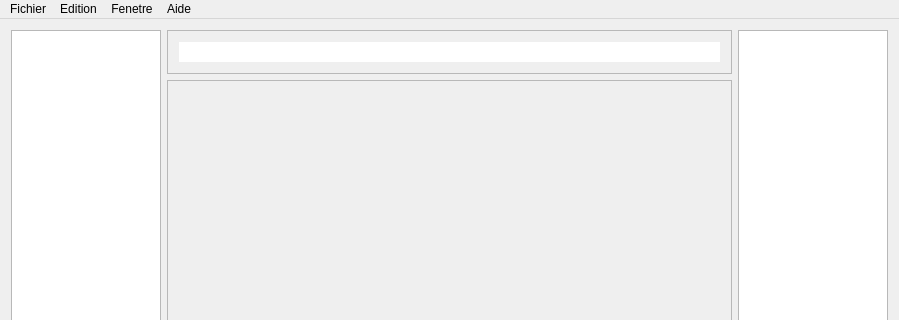
Old version of the form clientLourd/src/gui/mainframe.ui in the repository Phoenix63/IRC-like; both pictures show x 0 to 899 and y 0 to 320 of the 899 by 583 pixel window.
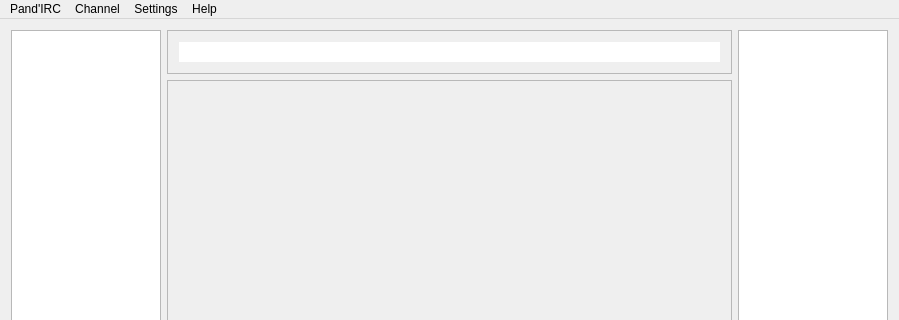
New version of the form. Custom widgets are drawn as their Qt base class.

```diff
--- a/clientLourd/src/gui/mainframe.ui
+++ b/clientLourd/src/gui/mainframe.ui
@@ -260,19 +260,19 @@
    </property>
    <widget class="QMenu" name="menuFichier">
     <property name="title">
-     <string>Fichier</string>
+     <string>Pand'IRC</string>
     </property>
     <addaction name="actionConnect"/>
     <addaction name="actionDisconnect"/>
    </widget>
    <widget class="QMenu" name="menuEdition">
     <property name="title">
-     <string>Edition</string>
+     <string>Channel</string>
     </property>
    </widget>
    <widget class="QMenu" name="menuFenetre">
     <property name="title">
-     <string>Fenetre</string>
+     <string>Settings</string>
     </property>
     <widget class="QMenu" name="menuTheme">
      <property name="title">
@@ -286,7 +286,7 @@
    </widget>
    <widget class="QMenu" name="menuAide">
     <property name="title">
-     <string>Aide</string>
+     <string>Help</string>
     </property>
    </widget>
    <addaction name="menuFichier"/>
```
Left out of the diff: 60 changed lines with no effect on the pictures.
